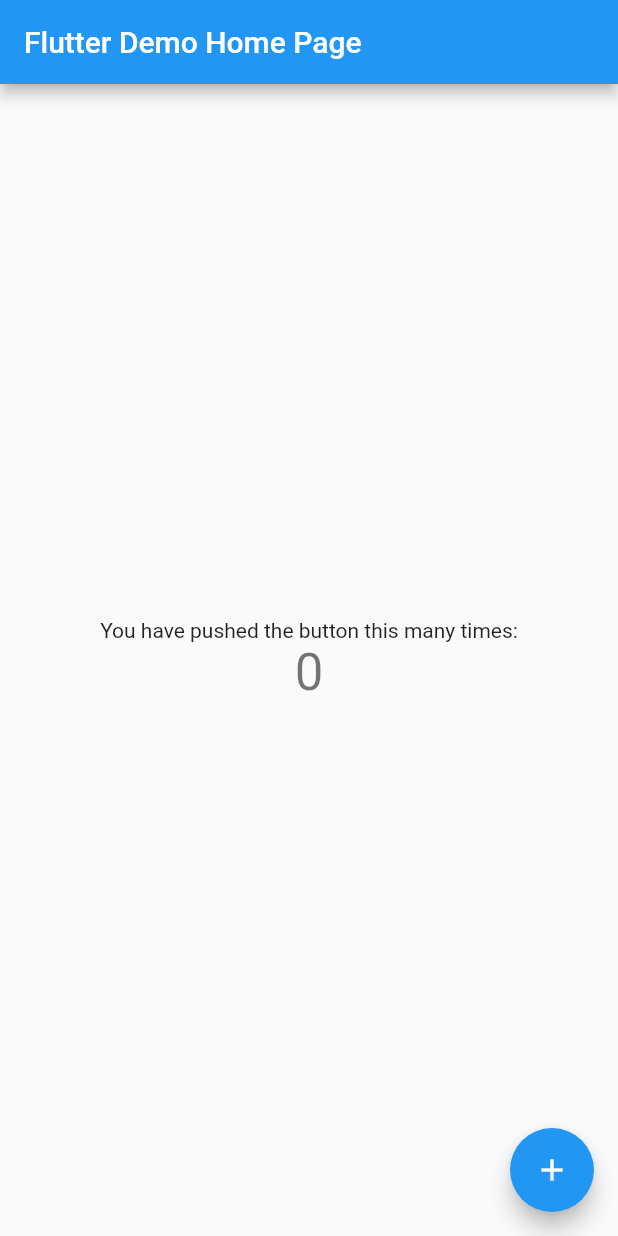
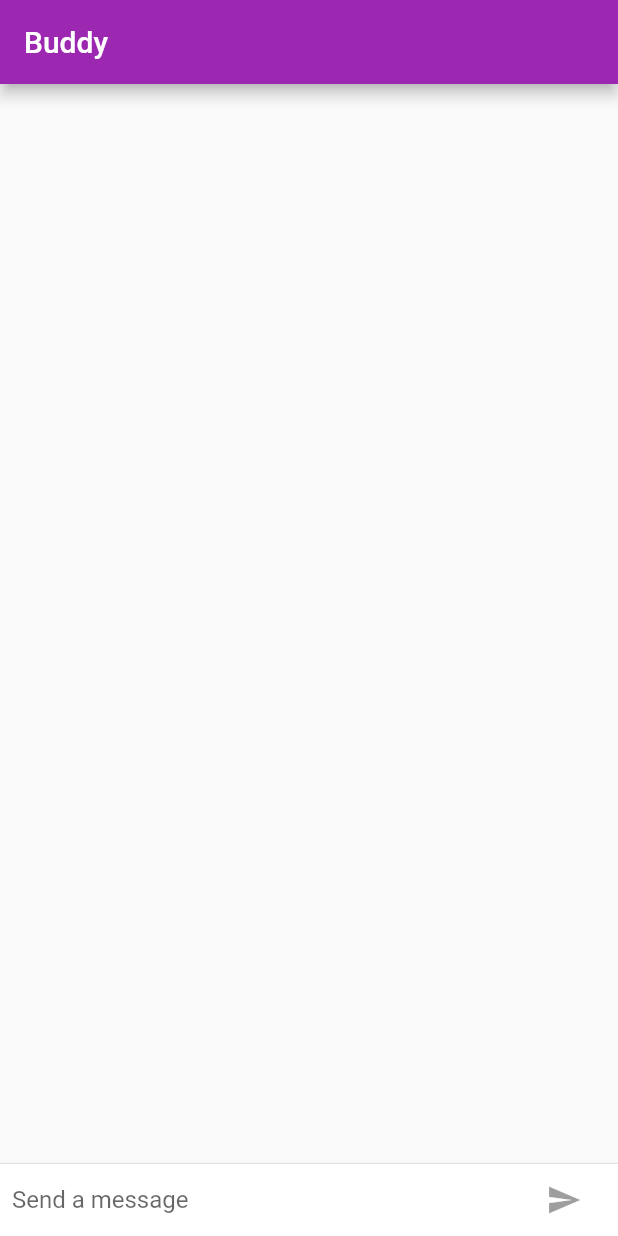
Before and after one commit to Sticksword/buddy_app, a Flutter app: the screen it shows after launch, on a phone screen of 412 x 824 dp. Run offline on Flutter 3.47's test engine with Material 2 defaults, Android fonts, the phone set to English and light mode, and no system bars.

Commit message:
finished codelab, fixed their minor bug of still being able to send empty messages by submitting the textfield rather than hitting the button

```diff
--- a/lib/main.dart
+++ b/lib/main.dart
@@ -1,109 +1,189 @@
 import 'package:flutter/material.dart';
+import 'package:flutter/foundation.dart';
+import 'package:flutter/cupertino.dart';
 
-void main() => runApp(new MyApp());
+const String _name = "Your Name";
 
-class MyApp extends StatelessWidget {
-  // This widget is the root of your application.
+final ThemeData kIOSTheme = new ThemeData(
+  primarySwatch: Colors.orange,
+  primaryColor: Colors.grey[100],
+  primaryColorBrightness: Brightness.light,
+);
+
+final ThemeData kDefaultTheme = new ThemeData(
+  primarySwatch: Colors.purple,
+  accentColor: Colors.orangeAccent[400],
+);
+
+void main() {
+  runApp(new BuddyApp());
+}
+
+class BuddyApp extends StatelessWidget {
   @override
   Widget build(BuildContext context) {
     return new MaterialApp(
-      title: 'Flutter Demo',
-      theme: new ThemeData(
-        // This is the theme of your application.
-        //
-        // Try running your application with "flutter run". You'll see the
-        // application has a blue toolbar. Then, without quitting the app, try
-        // changing the primarySwatch below to Colors.green and then invoke
-        // "hot reload" (press "r" in the console where you ran "flutter run",
-        // or press Run > Flutter Hot Reload in IntelliJ). Notice that the
-        // counter didn't reset back to zero; the application is not restarted.
-        primarySwatch: Colors.blue,
-      ),
-      home: new MyHomePage(title: 'Flutter Demo Home Page'),
+      title: "Buddy",
+      theme: defaultTargetPlatform == TargetPlatform.iOS         //new
+        ? kIOSTheme                                              //new
+        : kDefaultTheme,
+      home: new ChatScreen(),
     );
   }
 }
 
-class MyHomePage extends StatefulWidget {
-  MyHomePage({Key key, this.title}) : super(key: key);
-
-  // This widget is the home page of your application. It is stateful, meaning
-  // that it has a State object (defined below) that contains fields that affect
-  // how it looks.
-
-  // This class is the configuration for the state. It holds the values (in this
-  // case the title) provided by the parent (in this case the App widget) and
-  // used by the build method of the State. Fields in a Widget subclass are
-  // always marked "final".
-
-  final String title;
-
+class ChatScreen extends StatefulWidget {
   @override
-  _MyHomePageState createState() => new _MyHomePageState();
+  State createState() => new ChatScreenState();
 }
 
-class _MyHomePageState extends State<MyHomePage> {
-  int _counter = 0;
+// Add the ChatScreenState class definition in main.dart.
 
-  void _incrementCounter() {
+class ChatScreenState extends State<ChatScreen> with TickerProviderStateMixin {
+  final List<ChatMessage> _messages = <ChatMessage>[];
+  final TextEditingController _textController = new TextEditingController();
+  bool _isComposing = false;
+
+  void _handleSubmitted(String text) {
+    if (!_isComposing) {
+      return;
+    }
+    _textController.clear();
+    setState(() {                                                    //new
+      _isComposing = false;                                          //new
+    });
+    ChatMessage message = new ChatMessage(
+      text: text,
+      animationController: new AnimationController(                  //new
+        duration: new Duration(milliseconds: 1000),                   //new
+        vsync: this,                                                 //new
+      ),                                                             //new
+    );                                                               //new
     setState(() {
-      // This call to setState tells the Flutter framework that something has
-      // changed in this State, which causes it to rerun the build method below
-      // so that the display can reflect the updated values. If we changed
-      // _counter without calling setState(), then the build method would not be
-      // called again, and so nothing would appear to happen.
-      _counter++;
+      _messages.insert(0, message);
     });
+    message.animationController.forward();                           //new
+  }
+
+  Widget _buildTextComposer() {
+    return new IconTheme(                                            //new
+      data: new IconThemeData(color: Theme.of(context).accentColor), //new
+      child: new Container(                                     //modified
+        margin: const EdgeInsets.symmetric(horizontal: 8.0),
+        child: new Row(
+          children: <Widget>[
+            new Flexible(
+              child: new TextField(
+                controller: _textController,
+                onChanged: (String text) {          //new
+                  setState(() {                     //new
+                    _isComposing = text.length > 0; //new
+                  });                               //new
+                },
+                onSubmitted: _handleSubmitted,
+                decoration: new InputDecoration.collapsed(
+                  hintText: "Send a message"),
+              ),
+            ),
+            new Container(
+              margin: new EdgeInsets.symmetric(horizontal: 4.0),
+              child: Theme.of(context).platform == TargetPlatform.iOS ?  //modified
+                new CupertinoButton(                                       //new
+                  child: new Text("Send"),                                 //new
+                  onPressed: _isComposing ? () =>  _handleSubmitted(_textController.text) : null,
+                ) :                                           //new
+                new IconButton(                                            //modified
+                  icon: new Icon(Icons.send),
+                  onPressed: _isComposing ? () =>  _handleSubmitted(_textController.text) : null,
+                )
+            ),
+          ],
+        ),
+      ),                                                             //new
+    );
   }
 
   @override
   Widget build(BuildContext context) {
-    // This method is rerun every time setState is called, for instance as done
-    // by the _incrementCounter method above.
-    //
-    // The Flutter framework has been optimized to make rerunning build methods
-    // fast, so that you can just rebuild anything that needs updating rather
-    // than having to individually change instances of widgets.
     return new Scaffold(
       appBar: new AppBar(
-        // Here we take the value from the MyHomePage object that was created by
-        // the App.build method, and use it to set our appbar title.
-        title: new Text(widget.title),
+        title: new Text("Buddy"),                                 //modified
+        elevation:
+          Theme.of(context).platform == TargetPlatform.iOS ? 0.0 : 4.0, //new
       ),
-      body: new Center(
-        // Center is a layout widget. It takes a single child and positions it
-        // in the middle of the parent.
-        child: new Column(
-          // Column is also layout widget. It takes a list of children and
-          // arranges them vertically. By default, it sizes itself to fit its
-          // children horizontally, and tries to be as tall as its parent.
-          //
-          // Invoke "debug paint" (press "p" in the console where you ran
-          // "flutter run", or select "Toggle Debug Paint" from the Flutter tool
-          // window in IntelliJ) to see the wireframe for each widget.
-          //
-          // Column has various properties to control how it sizes itself and
-          // how it positions its children. Here we use mainAxisAlignment to
-          // center the children vertically; the main axis here is the vertical
-          // axis because Columns are vertical (the cross axis would be
-          // horizontal).
-          mainAxisAlignment: MainAxisAlignment.center,
+      body: new Container(
+        child: new Column(                                        //modified
+          children: <Widget>[                                         //new
+            new Flexible(                                             //new
+              child: new ListView.builder(                            //new
+                padding: new EdgeInsets.all(8.0),                     //new
+                reverse: true,                                        //new
+                itemBuilder: (_, int index) => _messages[index],      //new
+                itemCount: _messages.length,                          //new
+              ),                                                      //new
+            ),                                                        //new
+            new Divider(height: 1.0),                                 //new
+            new Container(                                            //new
+              decoration: new BoxDecoration(
+                color: Theme.of(context).cardColor),                  //new
+              child: _buildTextComposer(),                       //modified
+            ),                                                        //new
+          ],                                                          //new
+        ),
+        decoration: Theme.of(context).platform == TargetPlatform.iOS //new
+            ? new BoxDecoration(                                     //new
+                border: new Border(                                  //new
+                  top: new BorderSide(color: Colors.grey[200]),      //new
+                ),                                                   //new
+              )                                                      //new
+            : null
+      ),
+    );
+  }
+
+  @override
+  void dispose() {                                                   //new
+    for (ChatMessage message in _messages)                           //new
+      message.animationController.dispose();                         //new
+    super.dispose();                                                 //new
+  }
+}
+
+class ChatMessage extends StatelessWidget {
+  ChatMessage({this.text, this.animationController});
+  final String text;
+  final AnimationController animationController;
+
+  @override
+  Widget build(BuildContext context) {
+    return new SizeTransition(                                    //new
+      sizeFactor: new CurvedAnimation(                              //new
+          parent: animationController, curve: Curves.easeOut),      //new
+      axisAlignment: 0.0,                                           //new
+      child: new Container(                                    //modified
+        margin: const EdgeInsets.symmetric(vertical: 10.0),
+        child: new Row(
+          crossAxisAlignment: CrossAxisAlignment.start,
           children: <Widget>[
-            new Text(
-              'You have pushed the button this many times:',
+            new Container(
+              margin: const EdgeInsets.only(right: 16.0),
+              child: new CircleAvatar(child: new Text(_name[0])),
             ),
-            new Text(
-              '$_counter',
-              style: Theme.of(context).textTheme.display1,
+            new Expanded(                                               //new
+              child: new Column(                                   //modified
+                crossAxisAlignment: CrossAxisAlignment.start,
+                children: <Widget>[
+                  new Text(_name, style: Theme.of(context).textTheme.subhead),
+                  new Container(
+                    margin: const EdgeInsets.only(top: 5.0),
+                    child: new Text(text),
+                  ),
+                ],
+              ),
             ),
           ],
         ),
-      ),
-      floatingActionButton: new FloatingActionButton(
-        onPressed: _incrementCounter,
-        tooltip: 'Increment',
-        child: new Icon(Icons.add),
-      ), // This trailing comma makes auto-formatting nicer for build methods.
+      )                                                           //new
     );
   }
 }
```
Also changed, not shown: pubspec.lock.
